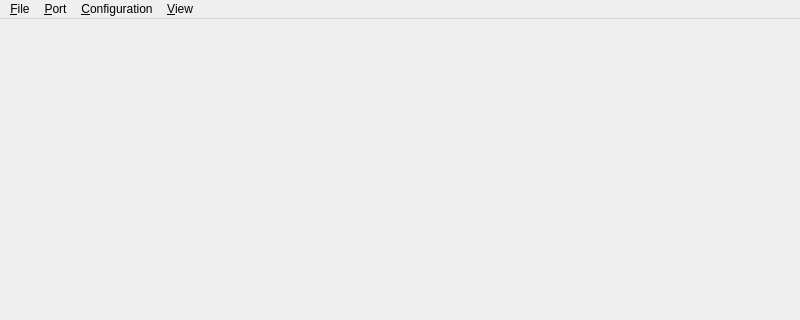
Old version of the form src/ui/designer/main_window.ui in the repository UnsignedArduino/sercom; both pictures show x 0 to 800 and y 0 to 320 of the 800 by 600 pixel window.
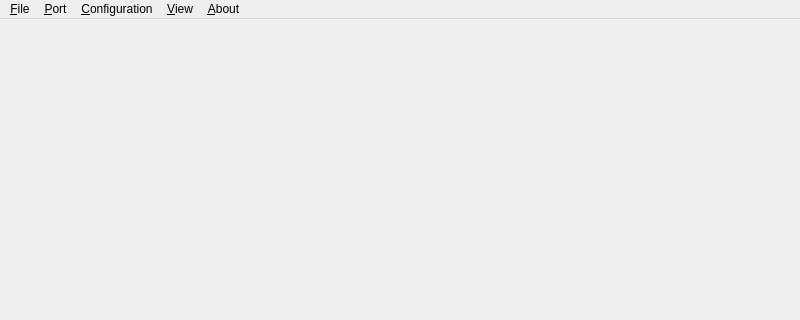
New version of the form.

Diff of the .ui file:
```diff
--- a/src/ui/designer/main_window.ui
+++ b/src/ui/designer/main_window.ui
@@ -116,10 +116,17 @@
     <addaction name="separator"/>
     <addaction name="action_change_font"/>
    </widget>
+   <widget class="QMenu" name="menu_about">
+    <property name="title">
+     <string>&amp;About</string>
+    </property>
+    <addaction name="action_reset_application"/>
+   </widget>
    <addaction name="menu_file"/>
    <addaction name="menu_port"/>
    <addaction name="menu_configuration"/>
    <addaction name="menu_view"/>
+   <addaction name="menu_about"/>
   </widget>
   <widget class="QStatusBar" name="status_bar"/>
   <action name="action_new_session">
```
Left out of the diff: 11 changed lines with no effect on the pictures.
